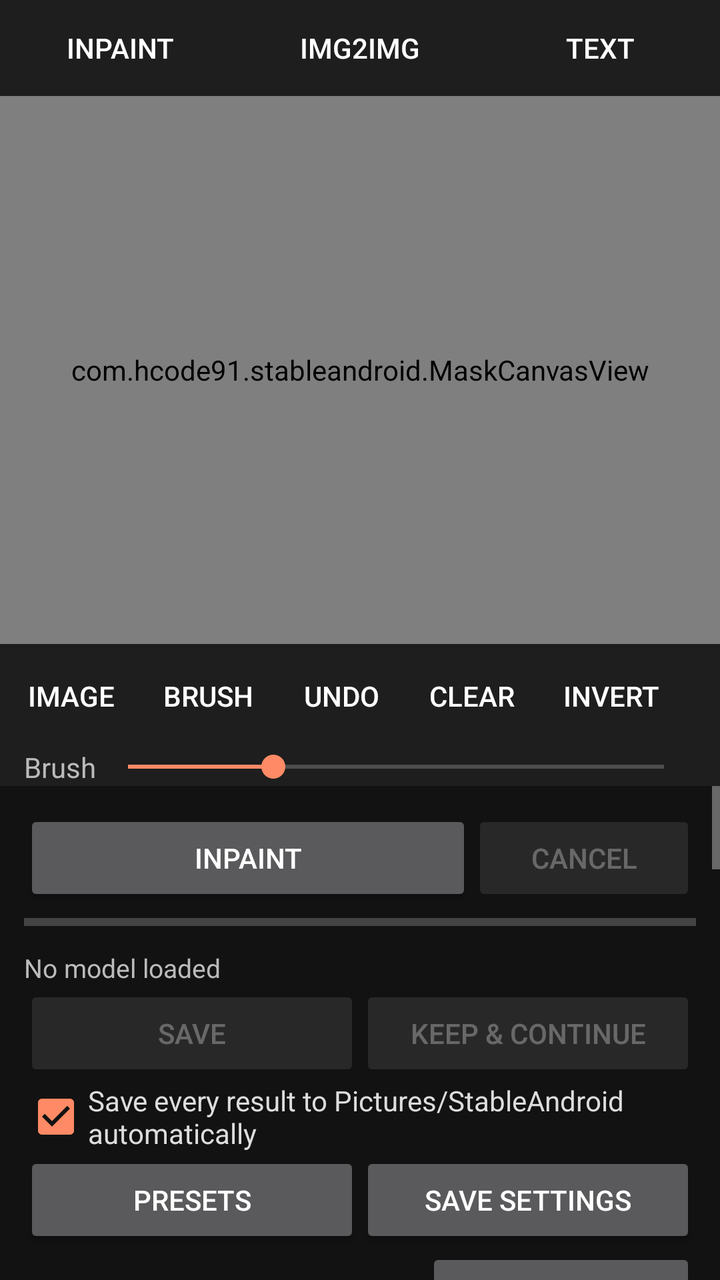
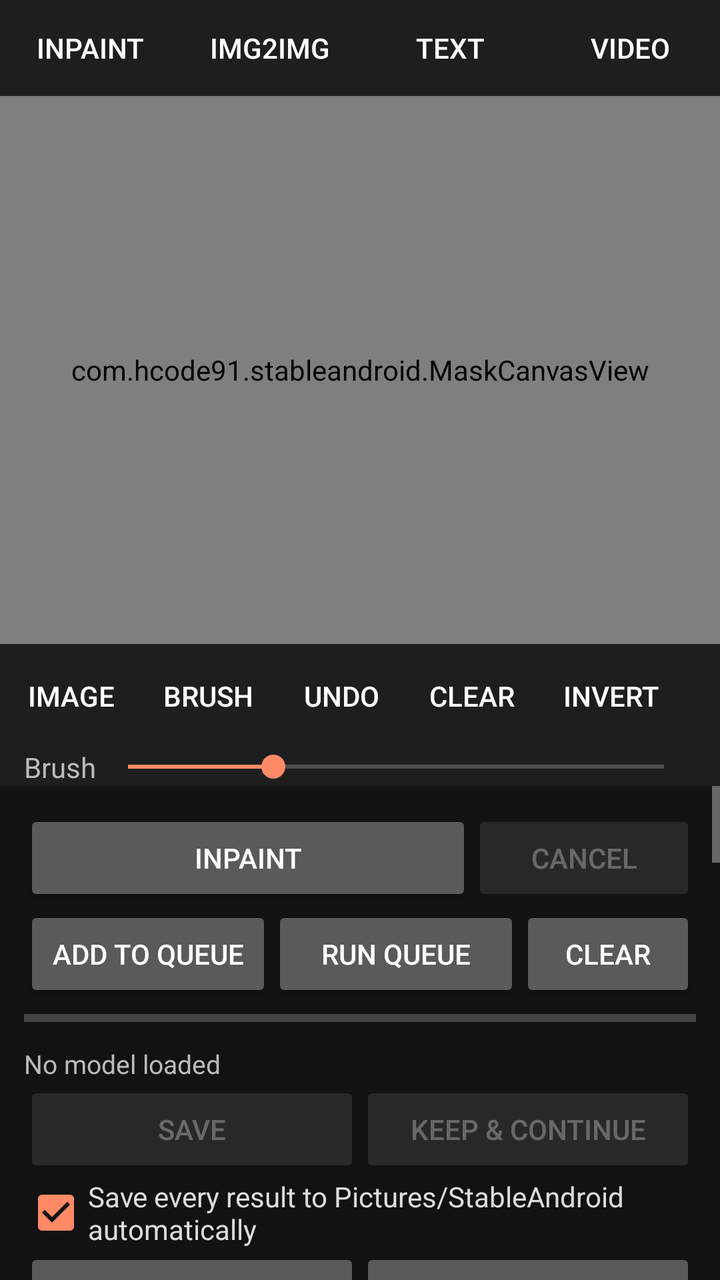

The first picture is an Android layout as it rendered before a commit; the second is the same layout after the commit. The layout source and the unified diff follow.
<!-- AndroidManifest.xml: application theme AppTheme -->
<!-- res/layout/activity_main.xml -->
<?xml version="1.0" encoding="utf-8"?>
<LinearLayout xmlns:android="http://schemas.android.com/apk/res/android"
    android:id="@+id/root"
    android:layout_width="match_parent"
    android:layout_height="match_parent"
    android:background="#121212"
    android:orientation="vertical">

    <LinearLayout
        android:layout_width="match_parent"
        android:layout_height="wrap_content"
        android:background="#1E1E1E"
        android:orientation="horizontal">

        <Button
            android:id="@+id/btnTabInpaint"
            style="@style/TabBtn"
            android:text="Inpaint" />

        <Button
            android:id="@+id/btnTabCreate"
            style="@style/TabBtn"
            android:text="Img2Img" />

        <Button
            android:id="@+id/btnTabText"
            style="@style/TabBtn"
            android:text="Text" />
    </LinearLayout>

    <com.hcode91.stableandroid.MaskCanvasView
        android:id="@+id/canvas"
        android:layout_width="match_parent"
        android:layout_height="0dp"
        android:layout_weight="1"
        android:background="#000000" />

    
    <HorizontalScrollView
        android:id="@+id/rowTools"
        android:layout_width="match_parent"
        android:layout_height="wrap_content"
        android:background="#1E1E1E"
        android:scrollbars="none">

        <LinearLayout
            android:layout_width="wrap_content"
            android:layout_height="wrap_content"
            android:gravity="center_vertical"
            android:orientation="horizontal"
            android:padding="2dp">

            <Button android:id="@+id/btnImage" style="@style/ToolBtn" android:text="Image" />
            <Button android:id="@+id/btnBrush" style="@style/ToolBtn" android:text="Brush" />
            <Button android:id="@+id/btnUndo" style="@style/ToolBtn" android:text="Undo" />
            <Button android:id="@+id/btnClear" style="@style/ToolBtn" android:text="Clear" />
            <Button android:id="@+id/btnInvert" style="@style/ToolBtn" android:text="Invert" />
            <Button android:id="@+id/btnFit" style="@style/ToolBtn" android:text="Fit" />
            <Button android:id="@+id/btnToggle" style="@style/ToolBtn" android:text="Result" />
        </LinearLayout>
    </HorizontalScrollView>

    <LinearLayout
        android:id="@+id/rowBrush"
        android:layout_width="match_parent"
        android:layout_height="wrap_content"
        android:background="#1E1E1E"
        android:gravity="center_vertical"
        android:orientation="horizontal"
        android:paddingStart="12dp"
        android:paddingEnd="12dp">

        <TextView
            android:layout_width="wrap_content"
            android:layout_height="wrap_content"
            android:text="Brush"
            android:textColor="#BBBBBB" />

        <SeekBar
            android:id="@+id/seekBrush"
            android:layout_width="0dp"
            android:layout_height="wrap_content"
            android:layout_weight="1"
            android:max="200"
            android:min="8"
            android:progress="60" />
    </LinearLayout>

    <ScrollView
        android:id="@+id/settingsScroll"
        android:layout_width="match_parent"
        android:layout_height="0dp"
        android:layout_weight="0.9"
        android:fillViewport="true">

        <LinearLayout
            android:layout_width="match_parent"
            android:layout_height="wrap_content"
            android:orientation="vertical"
            android:padding="12dp">

            
            <LinearLayout
                android:layout_width="match_parent"
                android:layout_height="wrap_content"
                android:orientation="horizontal">

                <Button
                    android:id="@+id/btnGenerate"
                    android:layout_width="0dp"
                    android:layout_height="wrap_content"
                    android:layout_weight="2"
                    android:text="Inpaint" />

                <Button
                    android:id="@+id/btnCancel"
                    android:layout_width="0dp"
                    android:layout_height="wrap_content"
                    android:layout_weight="1"
                    android:enabled="false"
                    android:text="Cancel" />
            </LinearLayout>

            <ProgressBar
                android:id="@+id/progress"
                style="@android:style/Widget.Material.ProgressBar.Horizontal"
                android:layout_width="match_parent"
                android:layout_height="wrap_content"
                android:max="100" />

            <TextView
                android:id="@+id/txtStatus"
                style="@style/Label"
                android:text="No model loaded" />

            <LinearLayout
                android:id="@+id/rowResults"
                android:layout_width="match_parent"
                android:layout_height="wrap_content"
                android:gravity="center_vertical"
                android:orientation="horizontal"
                android:visibility="gone">

                <Button
                    android:id="@+id/btnPrev"
                    android:layout_width="wrap_content"
                    android:layout_height="wrap_content"
                    android:text="◀" />

                <TextView
                    android:id="@+id/txtResult"
                    android:layout_width="0dp"
                    android:layout_height="wrap_content"
                    android:layout_weight="1"
                    android:gravity="center"
                    android:textColor="#FFFFFF"
                    android:textSize="15sp" />

                <Button
                    android:id="@+id/btnNext"
                    android:layout_width="wrap_content"
                    android:layout_height="wrap_content"
                    android:text="▶" />
            </LinearLayout>

            <LinearLayout
                android:layout_width="match_parent"
                android:layout_height="wrap_content"
                android:orientation="horizontal">

                <Button
                    android:id="@+id/btnSave"
                    android:layout_width="0dp"
                    android:layout_height="wrap_content"
                    android:layout_weight="1"
                    android:enabled="false"
                    android:text="Save" />

                <Button
                    android:id="@+id/btnUseResult"
                    android:layout_width="0dp"
                    android:layout_height="wrap_content"
                    android:layout_weight="1"
                    android:enabled="false"
                    android:text="Keep &amp; continue" />
            </LinearLayout>

            <CheckBox
                android:id="@+id/chkAutoSave"
                android:layout_width="wrap_content"
                android:layout_height="wrap_content"
                android:checked="true"
                android:text="Save every result to Pictures/StableAndroid automatically"
                android:textColor="#DDDDDD" />

            <LinearLayout
                android:layout_width="match_parent"
                android:layout_height="wrap_content"
                android:orientation="horizontal">

                <Button
                    android:id="@+id/btnPresets"
                    android:layout_width="0dp"
                    android:layout_height="wrap_content"
                    android:layout_weight="1"
                    android:text="Presets" />

                <Button
                    android:id="@+id/btnSavePreset"
                    android:layout_width="0dp"
                    android:layout_height="wrap_content"
                    android:layout_weight="1"
                    android:text="Save settings" />
            </LinearLayout>

            
            <LinearLayout
                android:layout_width="match_parent"
                android:layout_height="wrap_content"
                android:gravity="center_vertical"
                android:orientation="horizontal">

                <TextView
                    style="@style/Label"
                    android:layout_width="0dp"
                    android:layout_weight="1"
                    android:text="Prompt" />

                <Button
                    android:id="@+id/btnDescribe"
                    android:layout_width="wrap_content"
                    android:layout_height="wrap_content"
                    android:text="Describe image" />
            </LinearLayout>
            <EditText
                android:id="@+id/editPrompt"
                style="@style/Field"
                android:gravity="top"
                android:hint="what should appear in the masked area"
                android:inputType="textMultiLine|textCapSentences"
                android:minLines="2" />

            <TextView style="@style/Label" android:text="Negative prompt" />
            <EditText
                android:id="@+id/editNegative"
                style="@style/Field"
                android:gravity="top"
                android:inputType="textMultiLine"
                android:minLines="1" />

            
            <LinearLayout
                android:id="@+id/rowCreate"
                android:layout_width="match_parent"
                android:layout_height="wrap_content"
                android:gravity="bottom"
                android:orientation="horizontal"
                android:visibility="gone">

                <LinearLayout style="@style/Cell" android:layout_weight="2">
                    <TextView style="@style/Label" android:text="Style" />
                    <Spinner android:id="@+id/spinStyle" style="@style/Spin" />
                </LinearLayout>

                <LinearLayout
                    android:id="@+id/cellTxtSize"
                    style="@style/Cell"
                    android:visibility="gone">
                    <TextView style="@style/Label" android:text="Size" />
                    <Spinner android:id="@+id/spinTxtSize" style="@style/Spin" />
                </LinearLayout>

                <Button
                    android:id="@+id/btnStylePhoto"
                    android:layout_width="wrap_content"
                    android:layout_height="wrap_content"
                    android:text="Photo" />
            </LinearLayout>

            <CheckBox
                android:id="@+id/chkSharpen"
                android:layout_width="wrap_content"
                android:layout_height="wrap_content"
                android:checked="false"
                android:text="Sharpen faces (enlarge ×2, then redraw each face; slower)"
                android:textColor="#DDDDDD"
                android:visibility="gone" />

            
            <LinearLayout
                android:layout_width="match_parent"
                android:layout_height="wrap_content"
                android:orientation="horizontal">

                <LinearLayout style="@style/Cell">
                    <TextView style="@style/Label" android:text="Steps" />
                    <EditText android:id="@+id/editSteps" style="@style/Field" android:inputType="number" android:text="20" />
                </LinearLayout>

                <LinearLayout style="@style/Cell">
                    <TextView style="@style/Label" android:text="CFG" />
                    <EditText android:id="@+id/editCfg" style="@style/Field" android:inputType="numberDecimal" android:text="7" />
                </LinearLayout>

                <LinearLayout android:id="@+id/cellStrength" style="@style/Cell">
                    <TextView style="@style/Label" android:text="Denoise" />
                    <EditText android:id="@+id/editStrength" style="@style/Field" android:inputType="numberDecimal" android:text="1.0" />
                </LinearLayout>
            </LinearLayout>

            <LinearLayout
                android:layout_width="match_parent"
                android:layout_height="wrap_content"
                android:gravity="bottom"
                android:orientation="horizontal">

                <LinearLayout style="@style/Cell" android:layout_weight="2">
                    <TextView style="@style/Label" android:text="Seed (-1 = random)" />
                    <EditText android:id="@+id/editSeed" style="@style/Field" android:inputType="numberSigned" android:text="-1" />
                </LinearLayout>

                <LinearLayout style="@style/Cell">
                    <TextView style="@style/Label" android:text="Images" />
                    <EditText android:id="@+id/editImages" style="@style/Field" android:inputType="number" android:text="3" />
                </LinearLayout>

                <Button
                    android:id="@+id/btnLastSeed"
                    android:layout_width="wrap_content"
                    android:layout_height="wrap_content"
                    android:text="Reuse last" />
            </LinearLayout>

            <LinearLayout
                android:layout_width="match_parent"
                android:layout_height="wrap_content"
                android:orientation="horizontal">

                <LinearLayout style="@style/Cell">
                    <TextView style="@style/Label" android:text="Sampler" />
                    <Spinner android:id="@+id/spinSampler" style="@style/Spin" />
                </LinearLayout>

                <LinearLayout style="@style/Cell">
                    <TextView style="@style/Label" android:text="Scheduler" />
                    <Spinner android:id="@+id/spinScheduler" style="@style/Spin" />
                </LinearLayout>
            </LinearLayout>

            <LinearLayout
                android:id="@+id/rowInpaintSize"
                android:layout_width="match_parent"
                android:layout_height="wrap_content"
                android:orientation="horizontal">

                <LinearLayout android:id="@+id/cellWorkSize" style="@style/Cell">
                    <TextView style="@style/Label" android:text="Working size" />
                    <Spinner android:id="@+id/spinSize" style="@style/Spin" />
                </LinearLayout>

                <LinearLayout android:id="@+id/cellArea" style="@style/Cell">
                    <TextView style="@style/Label" android:text="Inpaint area" />
                    <Spinner android:id="@+id/spinArea" style="@style/Spin" />
                </LinearLayout>
            </LinearLayout>

            <CheckBox
                android:id="@+id/chkBlend"
                android:layout_width="wrap_content"
                android:layout_height="wrap_content"
                android:checked="true"
                android:text="Only change the masked area (blend edges)"
                android:textColor="#DDDDDD" />

            <LinearLayout
                android:id="@+id/rowFeather"
                android:layout_width="match_parent"
                android:layout_height="wrap_content"
                android:gravity="center_vertical"
                android:orientation="horizontal">

                <TextView
                    android:id="@+id/txtFeather"
                    style="@style/Label"
                    android:layout_marginTop="0dp"
                    android:text="Edge feather" />

                <SeekBar
                    android:id="@+id/seekFeather"
                    android:layout_width="0dp"
                    android:layout_height="wrap_content"
                    android:layout_weight="1"
                    android:max="100"
                    android:progress="12" />
            </LinearLayout>

            <CheckBox
                android:id="@+id/chkColorMatch"
                android:layout_width="wrap_content"
                android:layout_height="wrap_content"
                android:checked="true"
                android:text="Match colours to the surrounding area"
                android:textColor="#DDDDDD" />

            
            <TextView style="@style/Header" android:text="Model" />

            <TextView
                android:id="@+id/txtModel"
                style="@style/Label"
                android:text="No .safetensors chosen" />

            <LinearLayout
                android:layout_width="match_parent"
                android:layout_height="wrap_content"
                android:orientation="horizontal">

                <Button
                    android:id="@+id/btnCheckpoints"
                    android:layout_width="0dp"
                    android:layout_height="wrap_content"
                    android:layout_weight="1"
                    android:text="Checkpoints" />

                <Button
                    android:id="@+id/btnChooseModel"
                    android:layout_width="0dp"
                    android:layout_height="wrap_content"
                    android:layout_weight="1"
                    android:text="Pick file" />

                <Button
                    android:id="@+id/btnLoadModel"
                    android:layout_width="0dp"
                    android:layout_height="wrap_content"
                    android:layout_weight="1"
                    android:text="Load" />
            </LinearLayout>

            <TextView
                android:id="@+id/txtLora"
                style="@style/Label"
                android:text="LoRA: none" />

            <LinearLayout
                android:layout_width="match_parent"
                android:layout_height="wrap_content"
                android:gravity="bottom"
                android:orientation="horizontal">

                <Button
                    android:id="@+id/btnChooseLora"
                    android:layout_width="0dp"
                    android:layout_height="wrap_content"
                    android:layout_weight="1"
                    android:text="Choose LoRA" />

                <Button
                    android:id="@+id/btnClearLora"
                    android:layout_width="wrap_content"
                    android:layout_height="wrap_content"
                    android:text="Remove" />

                <LinearLayout style="@style/Cell">
                    <TextView style="@style/Label" android:text="Strength" />
                    <EditText android:id="@+id/editLoraStrength" style="@style/Field" android:inputType="numberDecimal" android:text="1.0" />
                </LinearLayout>
            </LinearLayout>

            <TextView style="@style/Label" android:text="Run on" />
            <Spinner android:id="@+id/spinCompute" style="@style/Spin" />

            <TextView
                android:id="@+id/txtDescribe"
                style="@style/Label"
                android:text="Describe model: not installed" />

            <LinearLayout
                android:layout_width="match_parent"
                android:layout_height="wrap_content"
                android:orientation="horizontal">

                <Button
                    android:id="@+id/btnDescribeFiles"
                    android:layout_width="0dp"
                    android:layout_height="wrap_content"
                    android:layout_weight="1"
                    android:text="Choose describe files" />

                <Button
                    android:id="@+id/btnDescribeRemove"
                    android:layout_width="wrap_content"
                    android:layout_height="wrap_content"
                    android:text="Remove" />
            </LinearLayout>

            <TextView
                android:id="@+id/txtDriver"
                style="@style/Label"
                android:text="GPU driver: system" />

            <LinearLayout
                android:layout_width="match_parent"
                android:layout_height="wrap_content"
                android:orientation="horizontal">

                <Button
                    android:id="@+id/btnInstallDriver"
                    android:layout_width="0dp"
                    android:layout_height="wrap_content"
                    android:layout_weight="1"
                    android:text="Install Turnip (.zip)" />

                <Button
                    android:id="@+id/btnRemoveDriver"
                    android:layout_width="0dp"
                    android:layout_height="wrap_content"
                    android:layout_weight="1"
                    android:text="Use system driver" />
            </LinearLayout>

            <CheckBox
                android:id="@+id/chkGpuF32"
                android:layout_width="wrap_content"
                android:layout_height="wrap_content"
                android:checked="false"
                android:text="GPU full precision (slower; try if images come out grey or black; applies after restart)"
                android:textColor="#DDDDDD" />

            <CheckBox
                android:id="@+id/chkGpuSafe"
                android:layout_width="wrap_content"
                android:layout_height="wrap_content"
                android:checked="true"
                android:text="GPU safe mode (avoids shaders some drivers can't build; applies after restart)"
                android:textColor="#DDDDDD" />

            <LinearLayout
                android:layout_width="match_parent"
                android:layout_height="wrap_content"
                android:orientation="horizontal">

                <LinearLayout style="@style/Cell" android:layout_weight="2">
                    <TextView style="@style/Label" android:text="Weights in memory" />
                    <Spinner android:id="@+id/spinWeights" style="@style/Spin" />
                </LinearLayout>

                <LinearLayout style="@style/Cell">
                    <TextView style="@style/Label" android:text="Threads" />
                    <EditText android:id="@+id/editThreads" style="@style/Field" android:inputType="number" />
                </LinearLayout>
            </LinearLayout>

            <LinearLayout
                android:layout_width="match_parent"
                android:layout_height="wrap_content"
                android:orientation="horizontal">

                <LinearLayout style="@style/Cell">
                    <TextView style="@style/Label" android:text="CLIP skip" />
                    <EditText android:id="@+id/editClipSkip" style="@style/Field" android:inputType="numberSigned" android:text="-1" />
                </LinearLayout>

                <LinearLayout style="@style/Cell" android:layout_weight="2">
                    <CheckBox
                        android:id="@+id/chkFlash"
                        android:layout_width="wrap_content"
                        android:layout_height="wrap_content"
                        android:checked="true"
                        android:text="Flash attention"
                        android:textColor="#DDDDDD" />

                    <CheckBox
                        android:id="@+id/chkFastVae"
                        android:layout_width="wrap_content"
                        android:layout_height="wrap_content"
                        android:checked="true"
                        android:text="Fast VAE (TAESD)"
                        android:textColor="#DDDDDD" />

                    <CheckBox
                        android:id="@+id/chkTiling"
                        android:layout_width="wrap_content"
                        android:layout_height="wrap_content"
                        android:checked="true"
                        android:text="Tiled VAE (less RAM)"
                        android:textColor="#DDDDDD" />

                    <CheckBox
                        android:id="@+id/chkMmap"
                        android:layout_width="wrap_content"
                        android:layout_height="wrap_content"
                        android:checked="false"
                        android:text="Memory-map file"
                        android:textColor="#DDDDDD" />
                </LinearLayout>
            </LinearLayout>

            
            <LinearLayout
                android:layout_width="match_parent"
                android:layout_height="wrap_content"
                android:gravity="center_vertical"
                android:orientation="horizontal">

                <TextView style="@style/Header" android:layout_width="0dp" android:layout_weight="1" android:text="Log" />

                <Button
                    android:id="@+id/btnCopyLog"
                    android:layout_width="wrap_content"
                    android:layout_height="wrap_content"
                    android:text="Copy log" />
            </LinearLayout>

            <TextView
                android:id="@+id/txtLog"
                android:layout_width="match_parent"
                android:layout_height="wrap_content"
                android:background="#0A0A0A"
                android:fontFamily="monospace"
                android:padding="6dp"
                android:textColor="#9E9E9E"
                android:textIsSelectable="true"
                android:textSize="10sp" />
        </LinearLayout>
    </ScrollView>
</LinearLayout>
<!-- resources referenced by this layout -->
<resources>
  <style name="Cell">
          <item name="android:layout_width">0dp</item>
          <item name="android:layout_height">wrap_content</item>
          <item name="android:layout_weight">1</item>
          <item name="android:orientation">vertical</item>
          <item name="android:paddingEnd">8dp</item>
      </style>
  <style name="Field">
          <item name="android:layout_width">match_parent</item>
          <item name="android:layout_height">wrap_content</item>
          <item name="android:textColor">#FFFFFF</item>
          <item name="android:textColorHint">#777777</item>
      </style>
  <style name="Header">
          <item name="android:layout_width">wrap_content</item>
          <item name="android:layout_height">wrap_content</item>
          <item name="android:textColor">#FF8A65</item>
          <item name="android:textSize">16sp</item>
          <item name="android:textStyle">bold</item>
          <item name="android:layout_marginTop">16dp</item>
      </style>
  <style name="Label">
          <item name="android:layout_width">wrap_content</item>
          <item name="android:layout_height">wrap_content</item>
          <item name="android:textColor">#BBBBBB</item>
          <item name="android:textSize">13sp</item>
          <item name="android:layout_marginTop">6dp</item>
      </style>
  <style name="Spin">
          <item name="android:layout_width">match_parent</item>
          <item name="android:layout_height">wrap_content</item>
      </style>
  <style name="TabBtn" parent="@android:style/Widget.Material.Button.Borderless">
          <item name="android:layout_width">0dp</item>
          <item name="android:layout_height">wrap_content</item>
          <item name="android:layout_weight">1</item>
          <item name="android:textColor">#FFFFFF</item>
      </style>
  <style name="ToolBtn" parent="@android:style/Widget.Material.Button.Borderless">
          <item name="android:layout_width">wrap_content</item>
          <item name="android:layout_height">wrap_content</item>
          <item name="android:minWidth">64dp</item>
          <item name="android:textColor">#FFFFFF</item>
      </style>
  <style name="AppTheme" parent="@android:style/Theme.Material.NoActionBar">
          <item name="android:colorAccent">#FF8A65</item>
          <item name="android:colorPrimary">#202124</item>
          <item name="android:windowBackground">#121212</item>
      </style>
</resources>

<!-- the commit's change to res/layout/activity_main.xml (unified diff, before → after) -->
@@ -26,6 +26,11 @@
             android:id="@+id/btnTabText"
             style="@style/TabBtn"
             android:text="Text" />
+
+        <Button
+            android:id="@+id/btnTabVideo"
+            style="@style/TabBtn"
+            android:text="Video" />
     </LinearLayout>
 
     <com.hcode91.stableandroid.MaskCanvasView
@@ -121,6 +126,33 @@
                     android:text="Cancel" />
             </LinearLayout>
 
+            <LinearLayout
+                android:id="@+id/rowQueue"
+                android:layout_width="match_parent"
+                android:layout_height="wrap_content"
+                android:orientation="horizontal">
+
+                <Button
+                    android:id="@+id/btnQueueAdd"
+                    android:layout_width="0dp"
+                    android:layout_height="wrap_content"
+                    android:layout_weight="1"
+                    android:text="Add to queue" />
+
+                <Button
+                    android:id="@+id/btnQueueRun"
+                    android:layout_width="0dp"
+                    android:layout_height="wrap_content"
+                    android:layout_weight="1"
+                    android:text="Run queue" />
+
+                <Button
+                    android:id="@+id/btnQueueClear"
+                    android:layout_width="wrap_content"
+                    android:layout_height="wrap_content"
+                    android:text="Clear" />
+            </LinearLayout>
+
             <ProgressBar
                 android:id="@+id/progress"
                 style="@android:style/Widget.Material.ProgressBar.Horizontal"
@@ -277,6 +309,17 @@
                     android:text="Photo" />
             </LinearLayout>
 
+            <LinearLayout
+                android:id="@+id/rowVideo"
+                android:layout_width="match_parent"
+                android:layout_height="wrap_content"
+                android:orientation="vertical"
+                android:visibility="gone">
+
+                <TextView style="@style/Label" android:text="Video length (8 frames a second)" />
+                <Spinner android:id="@+id/spinFrames" style="@style/Spin" />
+            </LinearLayout>
+
             <CheckBox
                 android:id="@+id/chkSharpen"
                 android:layout_width="wrap_content"
@@ -469,6 +512,17 @@
 
             <TextView style="@style/Label" android:text="Run on" />
             <Spinner android:id="@+id/spinCompute" style="@style/Spin" />
+
+            <TextView
+                android:id="@+id/txtMotion"
+                style="@style/Label"
+                android:text="Video motion module: none" />
+
+            <Button
+                android:id="@+id/btnChooseMotion"
+                android:layout_width="match_parent"
+                android:layout_height="wrap_content"
+                android:text="Choose motion module (for the Video tab)" />
 
             <TextView
                 android:id="@+id/txtDescribe"
